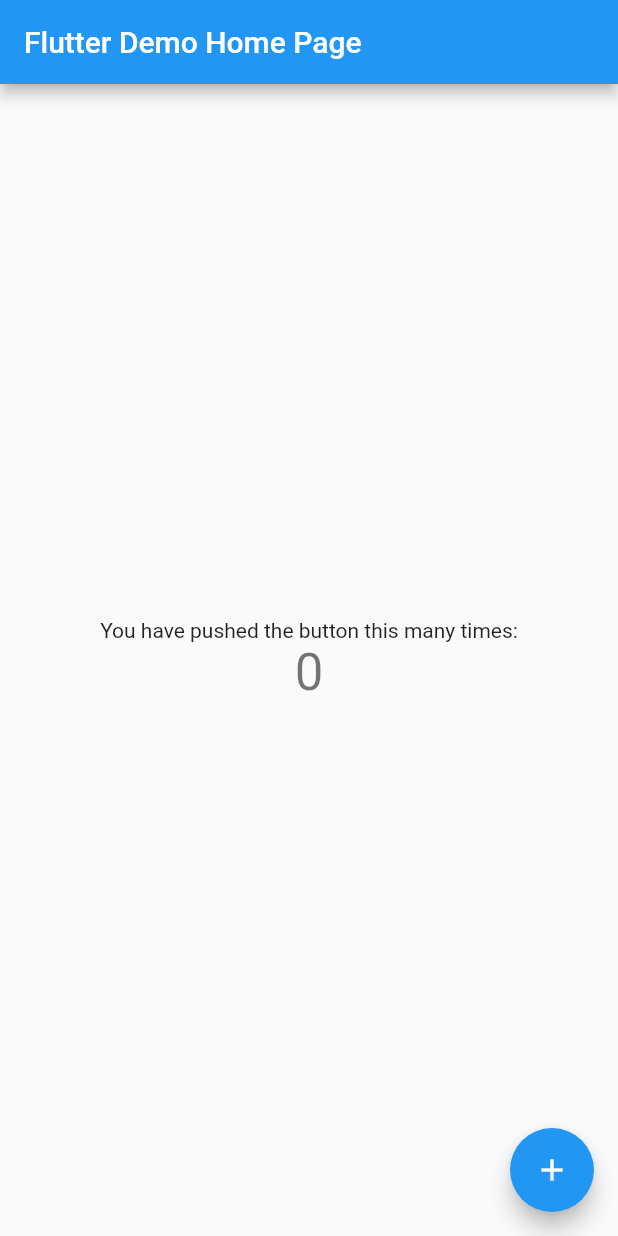
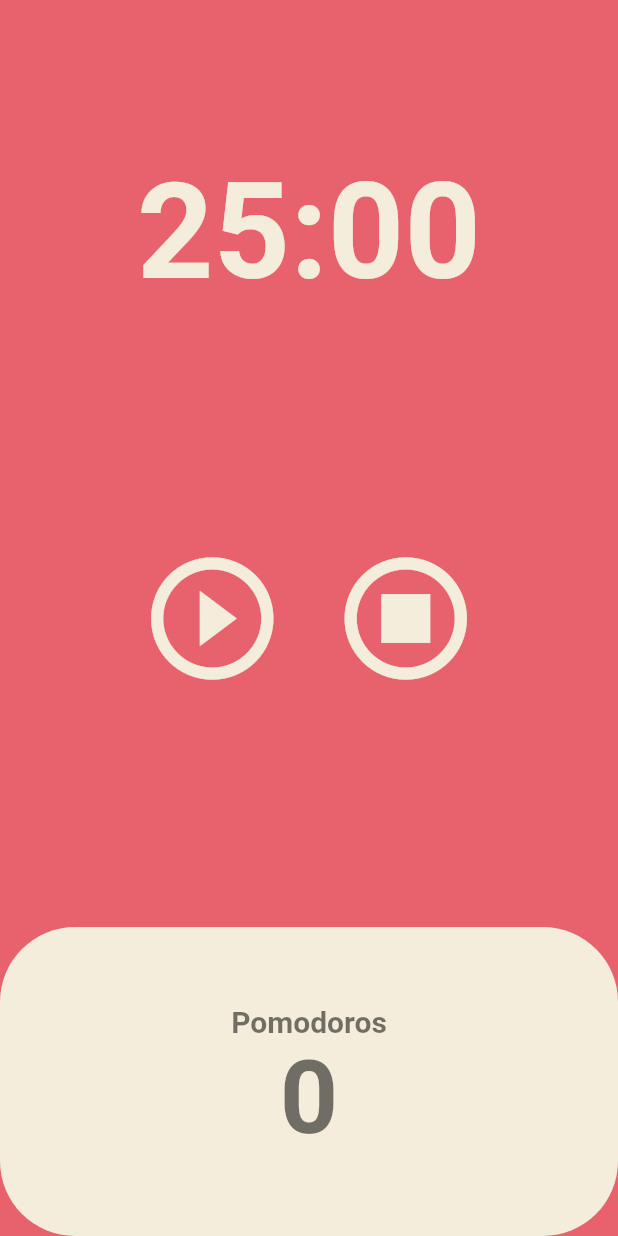
Before and after one commit to m00nlygreat/learning_flutter, a Flutter app: the screen it shows after launch, on a phone screen of 412 x 824 dp. Run offline on Flutter 3.47's test engine with Material 2 defaults, Android fonts, the phone set to English and light mode, and no system bars.

Commit message:
pomodoro app finished!

```diff
--- a/pomodoro/lib/main.dart
+++ b/pomodoro/lib/main.dart
@@ -1,4 +1,5 @@
 import 'package:flutter/material.dart';
+import 'package:pomodoro/screens/home_screen.dart';
 
 void main() {
   runApp(const App());
@@ -11,105 +12,18 @@ class App extends StatelessWidget {
   @override
   Widget build(BuildContext context) {
     return MaterialApp(
-      title: 'Flutter Demo',
       theme: ThemeData(
-        // This is the theme of your application.
-        //
-        // Try running your application with "flutter run". You'll see the
-        // application has a blue toolbar. Then, without quitting the app, try
-        // changing the primarySwatch below to Colors.green and then invoke
-        // "hot reload" (press "r" in the console where you ran "flutter run",
-        // or simply save your changes to "hot reload" in a Flutter IDE).
-        // Notice that the counter didn't reset back to zero; the application
-        // is not restarted.
-        primarySwatch: Colors.blue,
+        colorScheme: ColorScheme.fromSwatch(
+          backgroundColor: const Color(0xFFE7626C),
+        ),
+        textTheme: const TextTheme(
+          displayLarge: TextStyle(
+            color: Color(0xFF232B55),
+          ),
+        ),
+        cardColor: const Color(0xFFF4EDDB),
       ),
-      home: const MyHomePage(title: 'Flutter Demo Home Page'),
+      home: const HomeScreen(),
     );
   }
 }
-
-class MyHomePage extends StatefulWidget {
-  const MyHomePage({super.key, required this.title});
-
-  // This widget is the home page of your application. It is stateful, meaning
-  // that it has a State object (defined below) that contains fields that affect
-  // how it looks.
-
-  // This class is the configuration for the state. It holds the values (in this
-  // case the title) provided by the parent (in this case the App widget) and
-  // used by the build method of the State. Fields in a Widget subclass are
-  // always marked "final".
-
-  final String title;
-
-  @override
-  State<MyHomePage> createState() => _MyHomePageState();
-}
-
-class _MyHomePageState extends State<MyHomePage> {
-  int _counter = 0;
-
-  void _incrementCounter() {
-    setState(() {
-      // This call to setState tells the Flutter framework that something has
-      // changed in this State, which causes it to rerun the build method below
-      // so that the display can reflect the updated values. If we changed
-      // _counter without calling setState(), then the build method would not be
-      // called again, and so nothing would appear to happen.
-      _counter++;
-    });
-  }
-
-  @override
-  Widget build(BuildContext context) {
-    // This method is rerun every time setState is called, for instance as done
-    // by the _incrementCounter method above.
-    //
-    // The Flutter framework has been optimized to make rerunning build methods
-    // fast, so that you can just rebuild anything that needs updating rather
-    // than having to individually change instances of widgets.
-    return Scaffold(
-      appBar: AppBar(
-        // Here we take the value from the MyHomePage object that was created by
-        // the App.build method, and use it to set our appbar title.
-        title: Text(widget.title),
-      ),
-      body: Center(
-        // Center is a layout widget. It takes a single child and positions it
-        // in the middle of the parent.
-        child: Column(
-          // Column is also a layout widget. It takes a list of children and
-          // arranges them vertically. By default, it sizes itself to fit its
-          // children horizontally, and tries to be as tall as its parent.
-          //
-          // Invoke "debug painting" (press "p" in the console, choose the
-          // "Toggle Debug Paint" action from the Flutter Inspector in Android
-          // Studio, or the "Toggle Debug Paint" command in Visual Studio Code)
-          // to see the wireframe for each widget.
-          //
-          // Column has various properties to control how it sizes itself and
-          // how it positions its children. Here we use mainAxisAlignment to
-          // center the children vertically; the main axis here is the vertical
-          // axis because Columns are vertical (the cross axis would be
-          // horizontal).
-          mainAxisAlignment: MainAxisAlignment.center,
-          children: <Widget>[
-            const Text(
-              'You have pushed the button this many times:',
-            ),
-            Text(
-              '$_counter',
-              style: Theme.of(context).textTheme.headlineMedium,
-            ),
-          ],
-        ),
-      ),
-      floatingActionButton: FloatingActionButton(
-        onPressed: _incrementCounter,
-        tooltip: 'Increment',
-        child: const Icon(Icons.add),
-      ), // This trailing comma makes auto-formatting nicer for build methods.
-    );
-  }
-}
--- /dev/null
+++ b/pomodoro/lib/screens/home_screen.dart
@@ -0,0 +1,151 @@
+import 'dart:async';
+
+import 'package:flutter/material.dart';
+
+class HomeScreen extends StatefulWidget {
+  const HomeScreen({super.key});
+
+  @override
+  State<HomeScreen> createState() => _HomeScreenState();
+}
+
+class _HomeScreenState extends State<HomeScreen> {
+  static const twentyFiveMinutes = 1500;
+  int totalSeconds = twentyFiveMinutes;
+  late Timer timer;
+  bool isRunning = false;
+  int totalPomodoros = 0;
+
+  void onTick(timer) {
+    if (totalSeconds == 0) {
+      setState(() {
+        totalPomodoros = totalPomodoros + 1;
+        isRunning = false;
+        totalSeconds = 1500;
+      });
+      timer.cancel();
+    } else {
+      setState(() {
+        totalSeconds = totalSeconds - 1;
+      });
+    }
+  }
+
+  void onStartPressed() {
+    timer = Timer.periodic(const Duration(seconds: 1), onTick);
+
+    setState(() {
+      isRunning = true;
+    });
+  }
+
+  void onPausePressed() {
+    timer.cancel();
+    setState(() {
+      isRunning = false;
+    });
+  }
+
+  void onStopPressed() {
+    setState(() {
+      isRunning = false;
+      totalSeconds = 1500;
+    });
+    timer.cancel();
+  }
+
+  String format(int seconds) =>
+      ('${(seconds / 60).floor()}:${(seconds % 60).toString().padLeft(2, '0')}');
+
+  @override
+  Widget build(BuildContext context) {
+    return Scaffold(
+      backgroundColor: Theme.of(context).colorScheme.background,
+      body: Column(
+        children: [
+          Flexible(
+            flex: 1,
+            child: Container(
+              alignment: Alignment.bottomCenter,
+              child: Text(
+                format(totalSeconds),
+                style: TextStyle(
+                  color: Theme.of(context).cardColor,
+                  fontSize: 89,
+                  fontWeight: FontWeight.w600,
+                ),
+              ),
+            ),
+          ),
+          Flexible(
+            flex: 2,
+            child: Center(
+              child: Row(
+                mainAxisAlignment: MainAxisAlignment.center,
+                children: [
+                  IconButton(
+                    iconSize: 98,
+                    color: Theme.of(context).cardColor,
+                    icon: Icon(isRunning
+                        ? Icons.pause_circle_outline
+                        : Icons.play_circle_outline),
+                    onPressed: isRunning ? onPausePressed : onStartPressed,
+                  ),
+                  const SizedBox(width:15),
+                  IconButton(
+                                        iconSize: 98,
+                    color: Theme.of(context).cardColor,
+                    onPressed: onStopPressed,
+                    icon: const Icon(Icons.stop_circle_outlined),
+                  )
+                ],
+              ),
+            ),
+          ),
+          Flexible(
+            flex: 1,
+            child: Row(
+              children: [
+                Expanded(
+                  child: Container(
+                    decoration: BoxDecoration(
+                      color: Theme.of(context).cardColor,
+                      borderRadius: BorderRadius.circular(50),
+                    ),
+                    child: Column(
+                      mainAxisAlignment: MainAxisAlignment.center,
+                      children: [
+                        Text(
+                          'Pomodoros',
+                          style: TextStyle(
+                            fontSize: 20,
+                            fontWeight: FontWeight.w600,
+                            color: Theme.of(context)
+                                .textTheme
+                                .headlineLarge!
+                                .color,
+                          ),
+                        ),
+                        Text(
+                          '$totalPomodoros',
+                          style: TextStyle(
+                            fontSize: 68,
+                            fontWeight: FontWeight.w600,
+                            color: Theme.of(context)
+                                .textTheme
+                                .headlineLarge!
+                                .color,
+                          ),
+                        ),
+                      ],
+                    ),
+                  ),
+                ),
+              ],
+            ),
+          ),
+        ],
+      ),
+    );
+  }
+}
```
